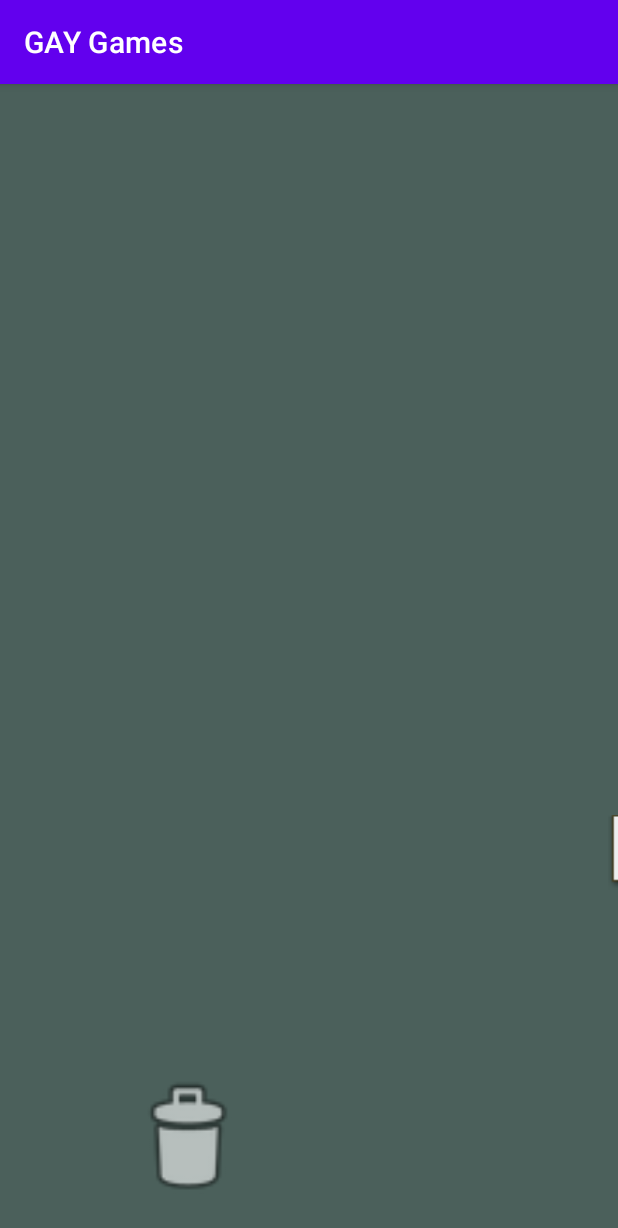
After one commit to YusufHosny/GAYGames, an Android app: the RunnerActivity screen opened directly, with no data from a screen before it, on a phone screen of 412 x 824 dp. The commit adds this screen. Shown: the top 1228 px of the screen. Run offline under Robolectric (Android 15) with nearby library versions, the phone set to English and light mode, and no system bars.

Commit message:
added infinite runner base functionality

```diff
--- a/app/src/main/AndroidManifest.xml
+++ b/app/src/main/AndroidManifest.xml
@@ -12,6 +12,9 @@
         android:theme="@style/Theme.GAYGames"
         tools:targetApi="31">
         <activity
+            android:name=".ui.gamesui.runner.RunnerActivity"
+            android:exported="false" />
+        <activity
             android:name=".ui.gamesui.tictactoe.TicTacToeActivity"
             android:exported="false" />
         <activity
@@ -19,8 +22,7 @@
             android:exported="false" />
         <activity
             android:name=".ui.home.HomeActivity"
-            android:exported="true"
-            android:label="@string/app_name">
+            android:exported="true">
             <intent-filter>
                 <action android:name="android.intent.action.MAIN" />
 
--- /dev/null
+++ b/app/src/main/java/com/example/gaygames/ui/gamesui/runner/RunnerActivity.java
@@ -0,0 +1,100 @@
+package com.example.gaygames.ui.gamesui.runner;
+
+import android.os.Bundle;
+import android.view.View;
+import android.view.ViewTreeObserver;
+import android.widget.ImageView;
+
+import androidx.appcompat.app.AppCompatActivity;
+
+import com.example.gaygames.R;
+
+import java.util.concurrent.Executors;
+import java.util.concurrent.ScheduledExecutorService;
+import java.util.concurrent.ScheduledFuture;
+import java.util.concurrent.TimeUnit;
+
+import games.runner.Obstacles;
+import games.runner.Runner;
+
+public class RunnerActivity extends AppCompatActivity {
+    // speeds are all given as pixels/second
+    public static final int gravity = 20;
+    public static final int speedIncrease = 2;
+
+    // time between each frame in milliseconds
+    public static final int deltaT = 60;
+    private int scrollSpeed;
+
+
+    private Runner runner;
+
+    private boolean gameDone;
+
+    // Executor future for the frames, to be canceled when game is done
+    ScheduledFuture<?> f;
+    Obstacles obstacles;
+
+    @Override
+    protected void onCreate(Bundle savedInstanceState) {
+        super.onCreate(savedInstanceState);
+        setContentView(R.layout.activity_runner);
+
+        // wait for the layout to finish inflating to initialize
+        View rootView = findViewById(android.R.id.content);
+        rootView.getViewTreeObserver().addOnGlobalLayoutListener(new ViewTreeObserver.OnGlobalLayoutListener() {
+            @Override
+            public void onGlobalLayout() {
+                initialize();
+
+                // Remove the listener to avoid memory leaks
+                rootView.getViewTreeObserver().removeOnGlobalLayoutListener(this);
+            }
+        });
+
+        ScheduledExecutorService executor = Executors.newScheduledThreadPool(1);
+        f = executor.scheduleAtFixedRate(() -> {
+                nextFrame();
+                if(gameDone) {
+                    f.cancel(true);
+                }
+            }, 5 * deltaT, deltaT, TimeUnit.MILLISECONDS);
+
+        findViewById(R.id.RunnerBg).setOnClickListener(v -> runner.jump());
+
+    }
+
+    // initialize the game
+    public void initialize() {
+        // set default values
+        runner = new Runner((ImageView) findViewById(R.id.runnerImg));
+        gameDone = false;
+        scrollSpeed = 10;
+        findViewById(R.id.RunnerBg).setClickable(true);
+
+        // create obstacles
+        obstacles = new Obstacles(this);
+        obstacles.addObstacle();
+
+        // create frame scheduler
+        ScheduledExecutorService executor = Executors.newScheduledThreadPool(1);
+        f = executor.scheduleAtFixedRate(() -> {
+            nextFrame();
+            if(gameDone) {
+                f.cancel(true);
+            }
+        }, 5 * deltaT, deltaT, TimeUnit.MILLISECONDS);
+
+    }
+
+    public void nextFrame() {
+        scrollSpeed += speedIncrease;
+        runner.next();
+        obstacles.next();
+
+    }
+
+    public int getScrollSpeed() {
+        return scrollSpeed;
+    }
+}
--- a/app/src/main/java/com/example/gaygames/ui/home/HomeActivity.java
+++ b/app/src/main/java/com/example/gaygames/ui/home/HomeActivity.java
@@ -10,6 +10,7 @@ import com.example.gaygames.R;
 import games.TicTacToe.TicTacToeGame;
 import games.general.GameButton;
 import games.placeholder.PlaceholderGame;
+import games.runner.RunnerGame;
 
 public class HomeActivity extends AppCompatActivity {
 
@@ -23,6 +24,8 @@ public class HomeActivity extends AppCompatActivity {
         GameButton firstGameButton = new GameButton((Button) findViewById(R.id.button1), new PlaceholderGame());
 
         GameButton tttGameButton = new GameButton((Button) findViewById(R.id.button2), new TicTacToeGame());
+
+        GameButton runnerGameButton = new GameButton((Button) findViewById(R.id.button3), new RunnerGame());
     }
 
 
--- /dev/null
+++ b/app/src/main/java/games/runner/Obstacle.java
@@ -0,0 +1,55 @@
+package games.runner;
+
+import android.util.DisplayMetrics;
+import android.view.ViewGroup;
+import android.widget.ImageView;
+
+import androidx.appcompat.app.AppCompatActivity;
+import androidx.constraintlayout.widget.ConstraintLayout;
+
+import com.example.gaygames.ui.gamesui.runner.RunnerActivity;
+import com.example.gaygames.R;
+
+
+public class Obstacle {
+
+    private final ImageView img;
+
+    private float position;
+
+
+    public Obstacle(AppCompatActivity act) {
+        // create the image
+        img = new ImageView(act);
+        img.setImageResource(android.R.drawable.editbox_dropdown_light_frame);
+        // set image size
+        img.setLayoutParams(new ViewGroup.LayoutParams(100,300));
+        // add image to activity
+        ((ConstraintLayout) act.findViewById(R.id.RunnerBg)).addView(img);
+
+
+        // set image position to just out of the screen, with the right height
+        DisplayMetrics displayMetrics = new DisplayMetrics();
+        act.getWindowManager().getDefaultDisplay().getMetrics(displayMetrics);
+        int screenWidth = displayMetrics.widthPixels;
+        int screenHeight = displayMetrics.heightPixels;
+
+        position = screenWidth - 10;
+
+        img.setX(position);
+        img.setY(screenHeight * 0.5f);
+
+
+    }
+
+    public void next(float speed) {
+        // update position
+        position -= speed * RunnerActivity.deltaT * 0.001;
+        img.setX(position);
+
+    }
+
+    public float getPosition() {
+        return position;
+    }
+}
--- /dev/null
+++ b/app/src/main/java/games/runner/ObstacleFactory.java
@@ -0,0 +1,18 @@
+package games.runner;
+
+import com.example.gaygames.ui.gamesui.runner.RunnerActivity;
+
+public class ObstacleFactory {
+
+    RunnerActivity activity;
+
+    public ObstacleFactory(RunnerActivity act) {
+        activity = act;
+    }
+
+
+    public Obstacle createObstactle() {
+        return new Obstacle(activity);
+
+    }
+}
--- /dev/null
+++ b/app/src/main/java/games/runner/Obstacles.java
@@ -0,0 +1,41 @@
+package games.runner;
+
+import com.example.gaygames.ui.gamesui.runner.RunnerActivity;
+
+import java.util.ArrayList;
+
+public class Obstacles {
+
+    private final ArrayList<Obstacle> obstacles;
+
+    private final ObstacleFactory obstacleFactory;
+
+    private final RunnerActivity activity;
+
+
+
+    public Obstacles(RunnerActivity a) {
+        activity = a;
+        obstacleFactory = new ObstacleFactory(a);
+        obstacles = new ArrayList<>();
+
+    }
+
+
+    public void addObstacle() {
+        obstacles.add(obstacleFactory.createObstactle());
+    }
+
+    // runs the next for reach obstacle and checks if its out of the screen to remove it
+    public void next() {
+        for(Obstacle obstacle: obstacles)
+        {
+            obstacle.next(activity.getScrollSpeed());
+
+            if(obstacle.getPosition() < 0) {
+                obstacles.remove(obstacle);
+            }
+        }
+    }
+
+}
--- /dev/null
+++ b/app/src/main/java/games/runner/Runner.java
@@ -0,0 +1,59 @@
+package games.runner;
+
+import android.widget.ImageView;
+
+import com.example.gaygames.ui.gamesui.runner.RunnerActivity;
+
+public class Runner {
+
+    private float position;
+
+    private final float ground;
+
+    private final ImageView img;
+
+    private int vertSpeed;
+
+
+    public Runner(ImageView i) {
+        img = i;
+
+        // set ground and initial pos
+        position = img.getY();
+        ground = position;
+
+
+    }
+
+    public void move(int offset) {
+
+    }
+
+    // next frame updates for runner object
+    public void next() {
+        // update position, done with a - since the position starts from the top
+        position -= vertSpeed * RunnerActivity.deltaT * 0.001;
+
+        // clip position to ground
+        position = Math.min(position, ground);
+
+        img.setY(position);
+
+        // update speed
+        vertSpeed -= RunnerActivity.gravity;
+
+
+
+
+    }
+
+    public void jump() {
+        if(position == ground) {
+            vertSpeed = 500;
+        }
+    }
+
+    public void duck() {}
+
+
+}
--- a/app/src/main/res/layout/activity_home.xml
+++ b/app/src/main/res/layout/activity_home.xml
@@ -11,8 +11,8 @@
         android:layout_width="107dp"
         android:layout_height="92dp"
         android:layout_marginStart="16dp"
-        android:layout_marginTop="24dp"
         android:text="@string/placeholder_game1"
+        app:layout_constraintBottom_toBottomOf="parent"
         app:layout_constraintStart_toStartOf="parent"
         app:layout_constraintTop_toTopOf="parent" />
 
@@ -20,8 +20,8 @@
         android:id="@+id/button2"
         android:layout_width="107dp"
         android:layout_height="92dp"
-        android:layout_marginTop="24dp"
         android:text="@string/placeholder_game2"
+        app:layout_constraintBottom_toBottomOf="parent"
         app:layout_constraintEnd_toStartOf="@+id/button3"
         app:layout_constraintStart_toEndOf="@+id/button1"
         app:layout_constraintTop_toTopOf="parent" />
@@ -30,9 +30,9 @@
         android:id="@+id/button3"
         android:layout_width="107dp"
         android:layout_height="92dp"
-        android:layout_marginTop="24dp"
         android:layout_marginEnd="16dp"
         android:text="@string/placeholder_game3"
+        app:layout_constraintBottom_toBottomOf="parent"
         app:layout_constraintEnd_toEndOf="parent"
         app:layout_constraintTop_toTopOf="parent" />
 
--- /dev/null
+++ b/app/src/main/res/layout/activity_runner.xml
@@ -0,0 +1,21 @@
+<?xml version="1.0" encoding="utf-8"?>
+<androidx.constraintlayout.widget.ConstraintLayout xmlns:android="http://schemas.android.com/apk/res/android"
+    xmlns:app="http://schemas.android.com/apk/res-auto"
+    xmlns:tools="http://schemas.android.com/tools"
+    android:id="@+id/RunnerBg"
+    android:layout_width="match_parent"
+    android:layout_height="match_parent"
+    android:background="#4B605B"
+    tools:context=".ui.gamesui.runner.RunnerActivity">
+
+    <ImageView
+        android:id="@+id/runnerImg"
+        android:layout_width="90dp"
+        android:layout_height="90dp"
+        android:layout_marginStart="80dp"
+        android:layout_marginBottom="20dp"
+        android:contentDescription="@string/runnerIconDescription"
+        app:layout_constraintBottom_toBottomOf="parent"
+        app:layout_constraintStart_toStartOf="parent"
+        app:srcCompat="@android:drawable/ic_menu_delete" />
+</androidx.constraintlayout.widget.ConstraintLayout>
--- a/app/src/main/res/values/strings.xml
+++ b/app/src/main/res/values/strings.xml
@@ -16,4 +16,7 @@
 
     <string name="btmTxtWon">GAME DONE! %1$s won.</string>
 
+    <!-- Infinite Runner -->
+    <string name="runnerIconDescription"> Runner Icon </string>
+
 </resources>
```
Also changed, not shown: app/src/main/java/games/runner/RunnerGame.java (added, +17 -0 lines).
